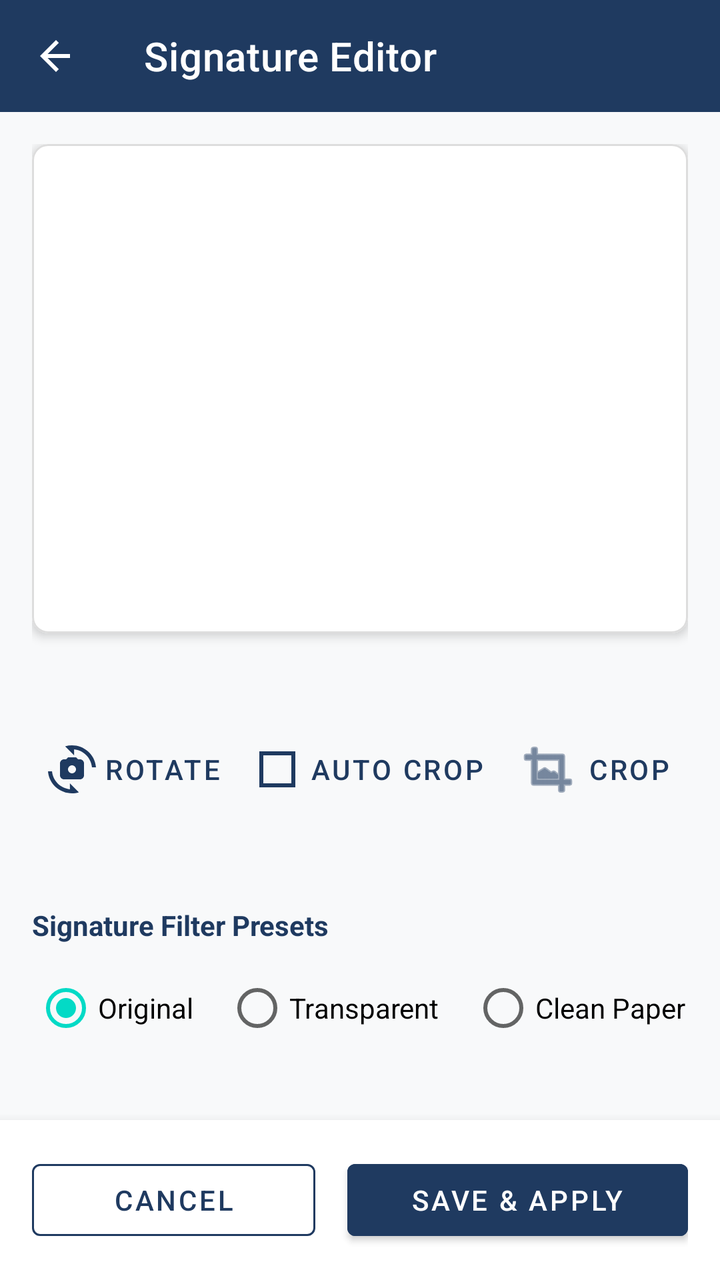
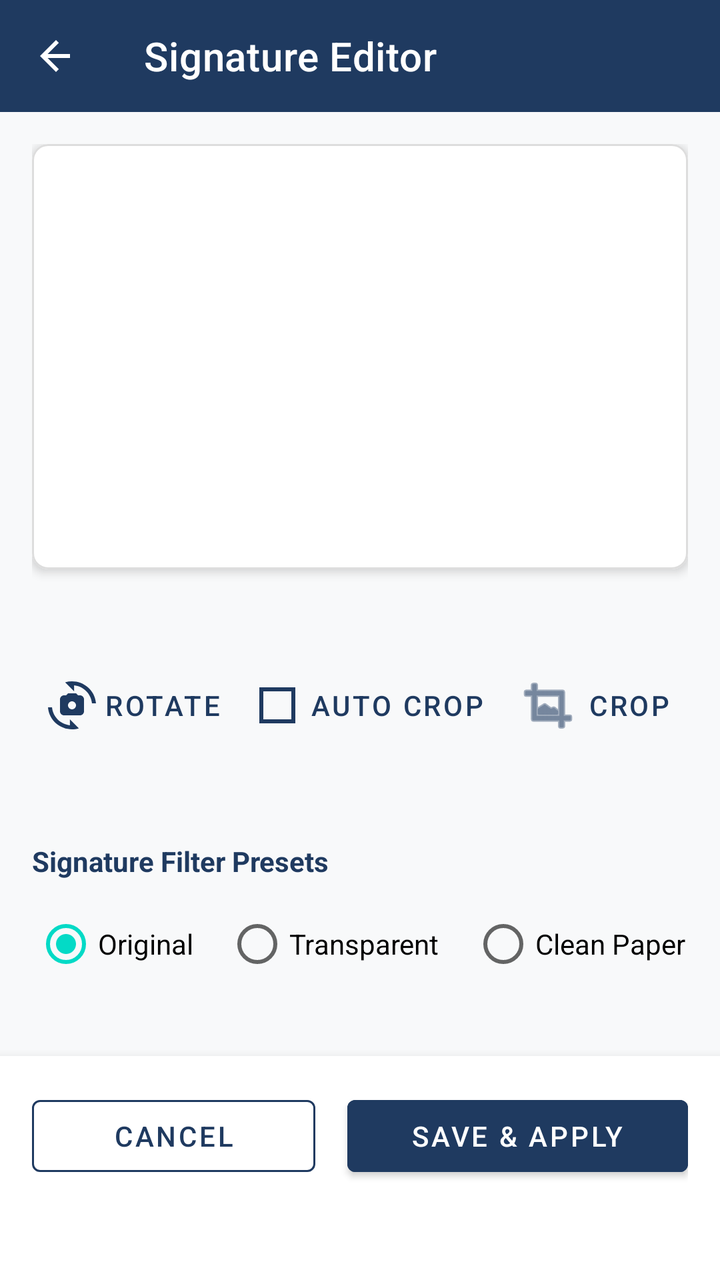

Screens rendered from an Android XML layout before and after an edit, with the pre-edit source and the edit as a unified diff.
<!-- AndroidManifest.xml: activity theme Theme.MaterialComponents.Light.NoActionBar -->
<!-- res/layout/activity_signature_editor.xml -->
<?xml version="1.0" encoding="utf-8"?>
<LinearLayout
    xmlns:android="http://schemas.android.com/apk/res/android"
    xmlns:app="http://schemas.android.com/apk/res-auto"
    android:layout_width="match_parent"
    android:layout_height="match_parent"
    android:orientation="vertical"
    android:background="#F8F9FA">

    
    <com.google.android.material.appbar.MaterialToolbar
        android:id="@+id/sigEditorToolbar"
        android:layout_width="match_parent"
        android:layout_height="?attr/actionBarSize"
        android:background="#1F3A60"
        app:title="Signature Editor"
        app:titleTextColor="#FFFFFF"
        app:navigationIcon="@drawable/ic_back_white"
        app:navigationIconTint="#FFFFFF"/>

    
    <LinearLayout
        android:layout_width="match_parent"
        android:layout_height="0dp"
        android:layout_weight="1"
        android:orientation="vertical"
        android:padding="16dp">

        
        <com.google.android.material.card.MaterialCardView
            android:layout_width="match_parent"
            android:layout_height="0dp"
            android:layout_weight="1.2"
            app:cardCornerRadius="8dp"
            app:cardElevation="3dp"
            app:strokeColor="#DDDDDD"
            app:strokeWidth="1dp"
            app:cardBackgroundColor="#FFFFFF">

            
            <FrameLayout
                android:layout_width="match_parent"
                android:layout_height="match_parent">
                
                <ImageView
                    android:id="@+id/sigPreviewImageView"
                    android:layout_width="match_parent"
                    android:layout_height="match_parent"
                    android:padding="12dp"
                    android:scaleType="fitCenter"
                    android:contentDescription="Signature Preview"/>
            </FrameLayout>

        </com.google.android.material.card.MaterialCardView>

        
        <LinearLayout
            android:layout_width="match_parent"
            android:layout_height="wrap_content"
            android:orientation="horizontal"
            android:gravity="center"
            android:layout_marginTop="16dp"
            android:layout_marginBottom="16dp">

            <com.google.android.material.button.MaterialButton
                android:id="@+id/btnRotateClockwise"
                style="@style/Widget.MaterialComponents.Button.TextButton"
                android:layout_width="wrap_content"
                android:layout_height="wrap_content"
                android:text="Rotate"
                app:icon="@drawable/ic_camera_switch"
                app:iconTint="#1F3A60"
                android:textColor="#1F3A60"/>

            <com.google.android.material.button.MaterialButton
                android:id="@+id/btnAutoCrop"
                style="@style/Widget.MaterialComponents.Button.TextButton"
                android:layout_width="wrap_content"
                android:layout_height="wrap_content"
                android:text="Auto Crop"
                app:icon="@drawable/ic_border_medium"
                app:iconTint="#1F3A60"
                android:textColor="#1F3A60"/>

            <com.google.android.material.button.MaterialButton
                android:id="@+id/btnManualCrop"
                style="@style/Widget.MaterialComponents.Button.TextButton"
                android:layout_width="wrap_content"
                android:layout_height="wrap_content"
                android:text="Crop"
                app:icon="@android:drawable/ic_menu_crop"
                app:iconTint="#1F3A60"
                android:textColor="#1F3A60"/>

            <com.google.android.material.button.MaterialButton
                android:id="@+id/btnReset"
                style="@style/Widget.MaterialComponents.Button.TextButton"
                android:layout_width="wrap_content"
                android:layout_height="wrap_content"
                android:text="Reset"
                app:icon="@android:drawable/ic_menu_revert"
                app:iconTint="#1F3A60"
                android:textColor="#1F3A60"/>

        </LinearLayout>

        
        <LinearLayout
            android:id="@+id/cropControlsContainer"
            android:layout_width="match_parent"
            android:layout_height="wrap_content"
            android:orientation="vertical"
            android:visibility="gone"
            android:background="#FFFFFF"
            android:padding="12dp"
            android:elevation="2dp"
            android:layout_marginBottom="16dp">

            <TextView
                android:layout_width="match_parent"
                android:layout_height="wrap_content"
                android:text="Manual Crop Borders"
                android:textStyle="bold"
                android:textColor="#1F3A60"
                android:textSize="13sp"
                android:layout_marginBottom="8dp"/>

            
            <TextView
                android:id="@+id/cropLeftLabel"
                android:layout_width="match_parent"
                android:layout_height="wrap_content"
                android:text="Crop Left: 0%"
                android:textSize="11sp"
                android:textColor="#555555"/>
            <SeekBar
                android:id="@+id/cropLeftSeekBar"
                android:layout_width="match_parent"
                android:layout_height="wrap_content"
                android:max="45"
                android:progress="0"
                android:layout_marginBottom="6dp"/>

            
            <TextView
                android:id="@+id/cropRightLabel"
                android:layout_width="match_parent"
                android:layout_height="wrap_content"
                android:text="Crop Right: 0%"
                android:textSize="11sp"
                android:textColor="#555555"/>
            <SeekBar
                android:id="@+id/cropRightSeekBar"
                android:layout_width="match_parent"
                android:layout_height="wrap_content"
                android:max="45"
                android:progress="0"
                android:layout_marginBottom="6dp"/>

            
            <TextView
                android:id="@+id/cropTopLabel"
                android:layout_width="match_parent"
                android:layout_height="wrap_content"
                android:text="Crop Top: 0%"
                android:textSize="11sp"
                android:textColor="#555555"/>
            <SeekBar
                android:id="@+id/cropTopSeekBar"
                android:layout_width="match_parent"
                android:layout_height="wrap_content"
                android:max="45"
                android:progress="0"
                android:layout_marginBottom="6dp"/>

            
            <TextView
                android:id="@+id/cropBottomLabel"
                android:layout_width="match_parent"
                android:layout_height="wrap_content"
                android:text="Crop Bottom: 0%"
                android:textSize="11sp"
                android:textColor="#555555"/>
            <SeekBar
                android:id="@+id/cropBottomSeekBar"
                android:layout_width="match_parent"
                android:layout_height="wrap_content"
                android:max="45"
                android:progress="0"
                android:layout_marginBottom="12dp"/>

            <LinearLayout
                android:layout_width="match_parent"
                android:layout_height="wrap_content"
                android:orientation="horizontal">

                <com.google.android.material.button.MaterialButton
                    android:id="@+id/btnCancelManualCrop"
                    style="@style/Widget.MaterialComponents.Button.OutlinedButton"
                    android:layout_width="0dp"
                    android:layout_weight="1"
                    android:layout_height="36dp"
                    android:text="Cancel"
                    android:textColor="#D32F2F"
                    app:strokeColor="#D32F2F"
                    android:layout_marginEnd="6dp"/>

                <com.google.android.material.button.MaterialButton
                    android:id="@+id/btnConfirmManualCrop"
                    android:layout_width="0dp"
                    android:layout_weight="1.2"
                    android:layout_height="36dp"
                    android:text="Confirm Crop"
                    android:backgroundTint="#1F3A60"
                    android:textColor="#FFFFFF"
                    android:layout_marginStart="6dp"/>

            </LinearLayout>

        </LinearLayout>

        
        <TextView
            android:layout_width="match_parent"
            android:layout_height="wrap_content"
            android:text="Signature Filter Presets"
            android:textStyle="bold"
            android:textColor="#1F3A60"
            android:textSize="14sp"
            android:layout_marginBottom="8dp"/>

        
        <RadioGroup
            android:id="@+id/filterRadioGroup"
            android:layout_width="match_parent"
            android:layout_height="wrap_content"
            android:orientation="horizontal"
            android:gravity="center_horizontal"
            android:layout_marginBottom="16dp">

            <RadioButton
                android:id="@+id/radioFilterOriginal"
                android:layout_width="wrap_content"
                android:layout_height="wrap_content"
                android:text="Original"
                android:layout_marginEnd="16dp"
                android:checked="true"/>

            <RadioButton
                android:id="@+id/radioFilterTransparent"
                android:layout_width="wrap_content"
                android:layout_height="wrap_content"
                android:text="Transparent"
                android:layout_marginEnd="16dp"/>

            <RadioButton
                android:id="@+id/radioFilterClean"
                android:layout_width="wrap_content"
                android:layout_height="wrap_content"
                android:text="Clean Paper"/>

        </RadioGroup>

        
        <LinearLayout
            android:id="@+id/sliderContainer"
            android:layout_width="match_parent"
            android:layout_height="wrap_content"
            android:orientation="vertical"
            android:visibility="gone"
            android:layout_marginBottom="16dp">

            <TextView
                android:id="@+id/sliderLabel"
                android:layout_width="match_parent"
                android:layout_height="wrap_content"
                android:text="Background Cleaning Sensitivity: 200"
                android:textSize="12sp"
                android:textColor="#555555"
                android:layout_marginBottom="4dp"/>

            <SeekBar
                android:id="@+id/sensitivitySeekBar"
                android:layout_width="match_parent"
                android:layout_height="wrap_content"
                android:max="255"
                android:progress="200"
                android:paddingStart="12dp"
                android:paddingEnd="12dp"/>

        </LinearLayout>

    </LinearLayout>

    
    <LinearLayout
        android:layout_width="match_parent"
        android:layout_height="wrap_content"
        android:orientation="horizontal"
        android:padding="16dp"
        android:background="#FFFFFF"
        android:elevation="8dp">

        <com.google.android.material.button.MaterialButton
            android:id="@+id/btnCancelSig"
            style="@style/Widget.MaterialComponents.Button.OutlinedButton"
            android:layout_width="0dp"
            android:layout_weight="1"
            android:layout_height="48dp"
            android:text="Cancel"
            android:textColor="#1F3A60"
            app:strokeColor="#1F3A60"
            android:layout_marginEnd="8dp"/>

        <com.google.android.material.button.MaterialButton
            android:id="@+id/btnSaveApplySig"
            android:layout_width="0dp"
            android:layout_weight="1.2"
            android:layout_height="48dp"
            android:text="Save &amp; Apply"
            android:backgroundTint="#1F3A60"
            android:textColor="#FFFFFF"
            android:layout_marginStart="8dp"/>

    </LinearLayout>

</LinearLayout>
<!-- resources referenced by this layout -->
<resources>
  <!-- drawable ic_back_white (drawable) -->
  <vector xmlns:android="http://schemas.android.com/apk/res/android"
      android:width="24dp"
      android:height="24dp"
      android:viewportWidth="24"
      android:viewportHeight="24"
      android:tint="@android:color/white">
      <path
          android:fillColor="@android:color/white"
          android:pathData="M19,11H7.83l5.59,-5.59L12,4l-8,8 8,8 1.41,-1.41L7.83,13H19v-2z"/>
  </vector>
  <!-- drawable ic_border_medium (drawable) -->
  <?xml version="1.0" encoding="utf-8"?>
  <vector xmlns:android="http://schemas.android.com/apk/res/android"
      android:width="24dp"
      android:height="24dp"
      android:viewportWidth="24"
      android:viewportHeight="24"
      android:tint="#FFFFFF">
      <path
          android:fillColor="@android:color/white"
          android:pathData="M3,3v18h18V3H3zM19,19H5V5h14V19z"/>
  </vector>
  <!-- drawable ic_camera_switch (drawable) -->
  <vector xmlns:android="http://schemas.android.com/apk/res/android" android:height="24dp" android:tint="#F8F5F5" android:viewportHeight="24" android:viewportWidth="24" android:width="24dp">
        
      <path android:fillColor="@android:color/white" android:pathData="M16,7h-1l-1,-1h-4L9,7H8C6.9,7 6,7.9 6,9v6c0,1.1 0.9,2 2,2h8c1.1,0 2,-0.9 2,-2V9C18,7.9 17.1,7 16,7zM12,14c-1.1,0 -2,-0.9 -2,-2c0,-1.1 0.9,-2 2,-2s2,0.9 2,2C14,13.1 13.1,14 12,14z"/>
        
      <path android:fillColor="@android:color/white" android:pathData="M8.57,0.51l4.48,4.48V2.04c4.72,0.47 8.48,4.23 8.95,8.95c0,0 2,0 2,0C23.34,3.02 15.49,-1.59 8.57,0.51z"/>
        
      <path android:fillColor="@android:color/white" android:pathData="M10.95,21.96C6.23,21.49 2.47,17.73 2,13.01c0,0 -2,0 -2,0c0.66,7.97 8.51,12.58 15.43,10.48l-4.48,-4.48V21.96z"/>
      
  </vector>
</resources>

<!-- the commit's change to res/layout/activity_signature_editor.xml (unified diff, before → after) -->
@@ -5,7 +5,8 @@
     android:layout_width="match_parent"
     android:layout_height="match_parent"
     android:orientation="vertical"
-    android:background="#F8F9FA">
+    android:background="#F8F9FA"
+    android:fitsSystemWindows="true">
 
     
     <com.google.android.material.appbar.MaterialToolbar
@@ -297,7 +298,10 @@
         android:layout_width="match_parent"
         android:layout_height="wrap_content"
         android:orientation="horizontal"
-        android:padding="16dp"
+        android:paddingStart="16dp"
+        android:paddingTop="16dp"
+        android:paddingEnd="16dp"
+        android:paddingBottom="48dp"
         android:background="#FFFFFF"
         android:elevation="8dp">
 
